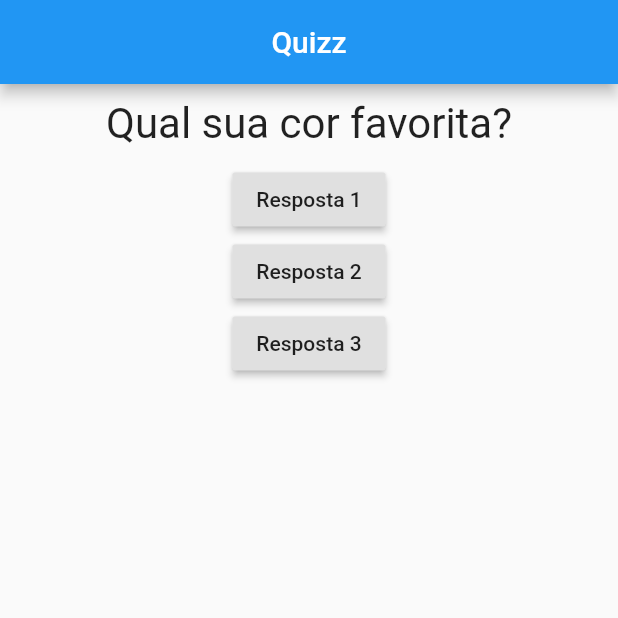
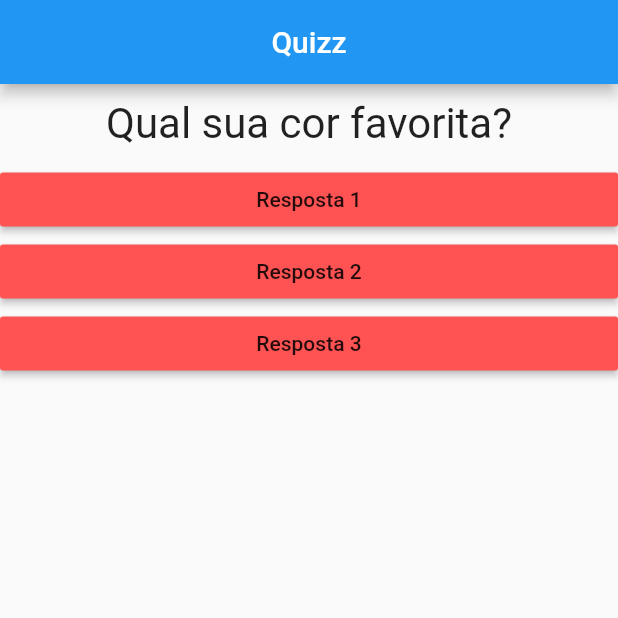
Before and after one commit to MichaelDeMatos/Learn-Flutter-Dart-to-Build-iOS-Android-Apps, a Flutter app: the screen it shows after launch, on a phone screen of 412 x 824 dp, the top half of it. Run offline on Flutter 3.47's test engine with Material 2 defaults, Android fonts, the phone set to English and light mode, and no system bars.

Commit message:
Criacao do widget de Resposta

```diff
--- a/Section 2 - Flutter Basics [QUIZ APP]/lib/main.dart
+++ b/Section 2 - Flutter Basics [QUIZ APP]/lib/main.dart
@@ -1,6 +1,6 @@
 import 'package:flutter/material.dart';
-
-import 'pergunta.dart';
+import 'package:flutter_basics/pergunta.dart';
+import 'package:flutter_basics/resposta.dart';
 
 void main() => runApp(MyApp());
 
@@ -22,8 +22,20 @@ class _MyAppState extends State<MyApp> {
 
   @override
   Widget build(BuildContext context) {
-    var perguntas = ['Qual sua cor favorita?', 'Qual seu animal favorito?'];
+    // var perguntas = ['Qual sua cor favorita?', 'Qual seu animal favorito?'];
+    var pergunta1 = new Map();
+    pergunta1['textoPergunta'] = 'Qual sua cor favorita?';
+    pergunta1['respostas'] = ['Azul', 'Vermelho', 'Amarelo'];
+
+    var pergunta2 = new Map();
+    pergunta2['textoPergunta'] = 'Qual seu animal favorito?';
+    pergunta2['respostas'] = ['Gato', 'Cachorro', 'Papagaio'];
+
+    var perguntas = [pergunta1, pergunta2];
+
     return MaterialApp(
+      debugShowCheckedModeBanner: false,
+      darkTheme: ThemeData.dark(),
       home: Scaffold(
         appBar: AppBar(
           title: Text('Quizz'),
@@ -31,18 +43,18 @@ class _MyAppState extends State<MyApp> {
         ),
         body: Column(
           children: [
-            Pergunta(perguntas[_indexPergunta]),
-            RaisedButton(
-              child: Text('Resposta 1'),
-              onPressed: _respondePergunta,
+            Pergunta(perguntas[_indexPergunta]['textoPergunta']),
+            Resposta(
+              'Resposta 1',
+              onPressFunc: _respondePergunta,
             ),
-            RaisedButton(
-              child: Text('Resposta 2'),
-              onPressed: () => print('Resposta 2'),
+            Resposta(
+              'Resposta 2',
+              onPressFunc: () => print('Resposta 2'),
             ),
-            RaisedButton(
-              child: Text('Resposta 3'),
-              onPressed: _respondePergunta,
+            Resposta(
+              'Resposta 3',
+              onPressFunc: _respondePergunta,
             ),
           ],
         ),
--- /dev/null
+++ b/Section 2 - Flutter Basics [QUIZ APP]/lib/resposta.dart
@@ -0,0 +1,19 @@
+import 'package:flutter/material.dart';
+
+class Resposta extends StatelessWidget {
+  final String texto;
+  final Function onPressFunc;
+  Resposta(this.texto, {@required this.onPressFunc});
+
+  @override
+  Widget build(BuildContext context) {
+    return Container(
+      width: double.infinity,
+      child: RaisedButton(
+        child: Text(texto),
+        color: Colors.redAccent,
+        onPressed: onPressFunc,
+      ),
+    );
+  }
+}
```
